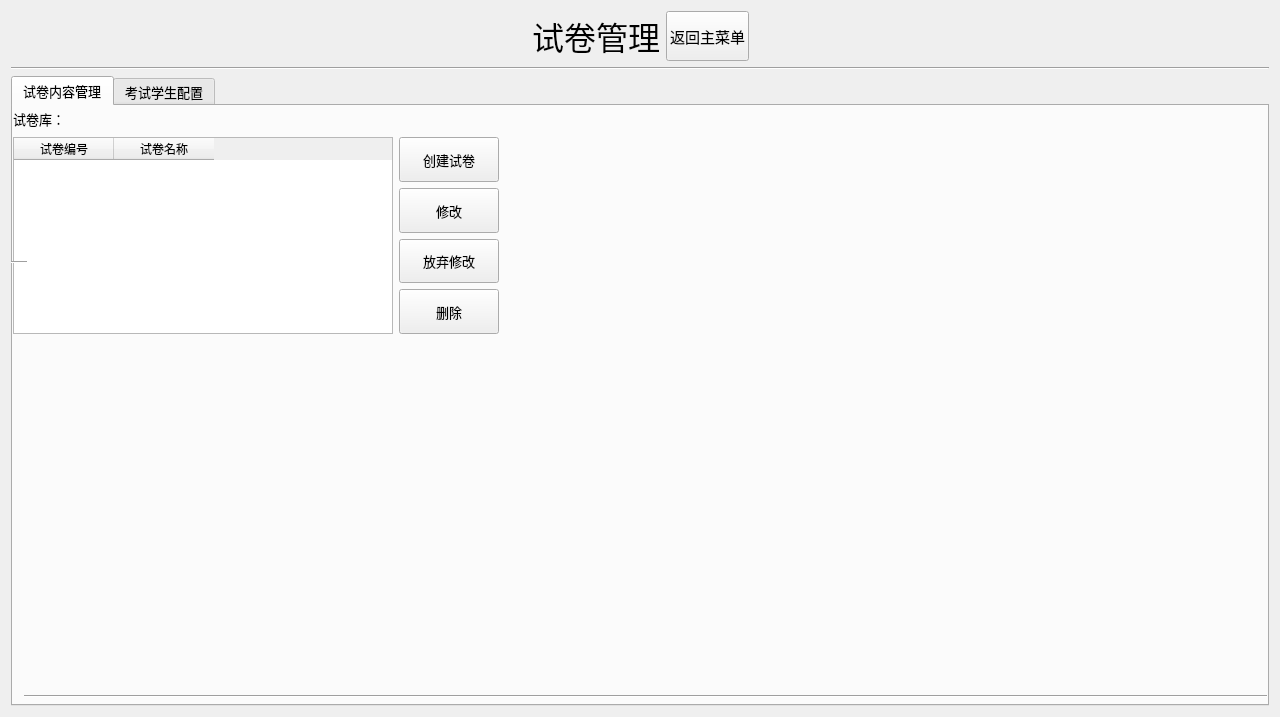
The window that server/papermanage.ui (AlanForeverAi/Exams) describes before a commit, drawn with Qt 5.
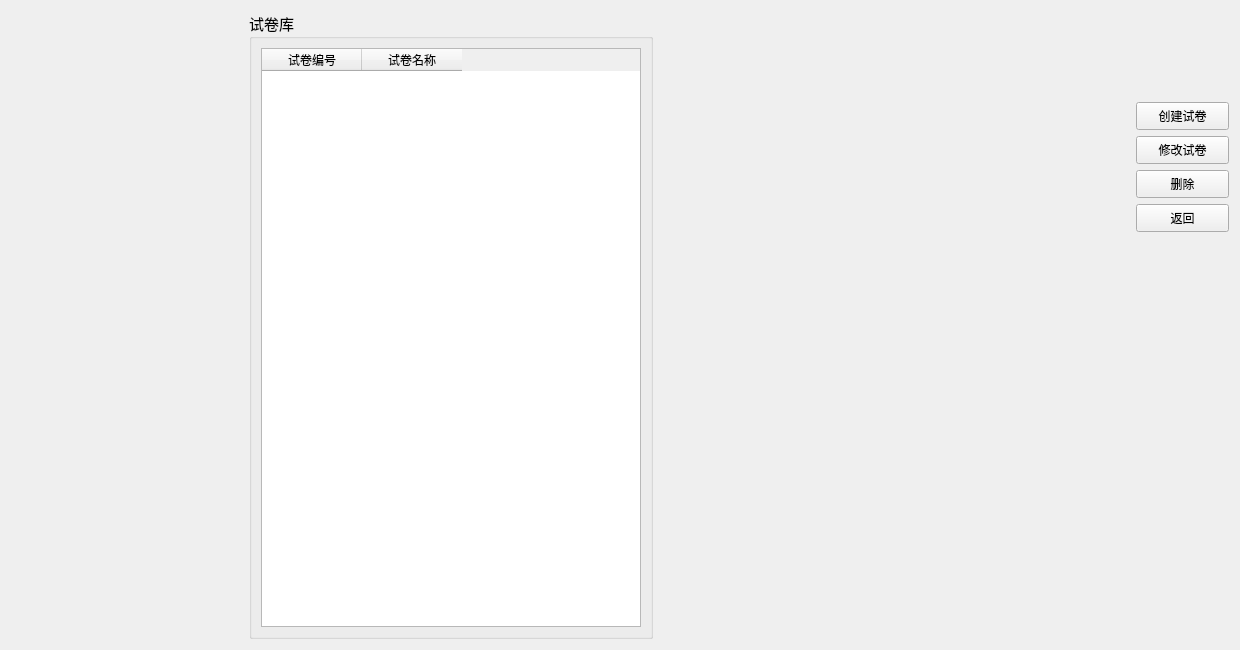
The same window after the commit.

Commit message: 修改界面。。。。。

Patch:
```diff
--- a/server/papermanage.ui
+++ b/server/papermanage.ui
@@ -6,14 +6,20 @@
    <rect>
     <x>0</x>
     <y>0</y>
-    <width>1280</width>
-    <height>717</height>
+    <width>1240</width>
+    <height>650</height>
    </rect>
   </property>
   <property name="minimumSize">
    <size>
-    <width>1280</width>
-    <height>670</height>
+    <width>1240</width>
+    <height>650</height>
+   </size>
+  </property>
+  <property name="maximumSize">
+   <size>
+    <width>1240</width>
+    <height>650</height>
    </size>
   </property>
   <property name="font">
@@ -26,55 +32,216 @@
    <string>出卷界面</string>
   </property>
   <layout class="QGridLayout" name="gridLayout">
+   <item row="0" column="5">
+    <spacer name="horizontalSpacer_4">
+     <property name="orientation">
+      <enum>Qt::Horizontal</enum>
+     </property>
+     <property name="sizeHint" stdset="0">
+      <size>
+       <width>108</width>
+       <height>20</height>
+      </size>
+     </property>
+    </spacer>
+   </item>
+   <item row="0" column="6">
+    <spacer name="horizontalSpacer_5">
+     <property name="orientation">
+      <enum>Qt::Horizontal</enum>
+     </property>
+     <property name="sizeHint" stdset="0">
+      <size>
+       <width>109</width>
+       <height>20</height>
+      </size>
+     </property>
+    </spacer>
+   </item>
    <item row="0" column="0">
-    <layout class="QHBoxLayout" name="horizontalLayout_17">
+    <spacer name="horizontalSpacer">
+     <property name="orientation">
+      <enum>Qt::Horizontal</enum>
+     </property>
+     <property name="sizeHint" stdset="0">
+      <size>
+       <width>109</width>
+       <height>20</height>
+      </size>
+     </property>
+    </spacer>
+   </item>
+   <item row="0" column="4">
+    <spacer name="horizontalSpacer_3">
+     <property name="orientation">
+      <enum>Qt::Horizontal</enum>
+     </property>
+     <property name="sizeHint" stdset="0">
+      <size>
+       <width>109</width>
+       <height>20</height>
+      </size>
+     </property>
+    </spacer>
+   </item>
+   <item row="0" column="1">
+    <spacer name="horizontalSpacer_2">
+     <property name="orientation">
+      <enum>Qt::Horizontal</enum>
+     </property>
+     <property name="sizeHint" stdset="0">
+      <size>
+       <width>108</width>
+       <height>20</height>
+      </size>
+     </property>
+    </spacer>
+   </item>
+   <item row="0" column="7">
+    <layout class="QVBoxLayout" name="verticalLayout">
      <item>
-      <spacer name="horizontalSpacer_8">
+      <spacer name="verticalSpacer">
        <property name="orientation">
-        <enum>Qt::Horizontal</enum>
+        <enum>Qt::Vertical</enum>
        </property>
        <property name="sizeHint" stdset="0">
         <size>
-         <width>40</width>
-         <height>20</height>
+         <width>20</width>
+         <height>40</height>
         </size>
        </property>
       </spacer>
      </item>
      <item>
-      <widget class="QLabel" name="label_2">
+      <spacer name="verticalSpacer_2">
+       <property name="orientation">
+        <enum>Qt::Vertical</enum>
+       </property>
+       <property name="sizeHint" stdset="0">
+        <size>
+         <width>20</width>
+         <height>40</height>
+        </size>
+       </property>
+      </spacer>
+     </item>
+     <item>
+      <widget class="QPushButton" name="pushButton_AddorMoidfy">
+       <property name="sizePolicy">
+        <sizepolicy hsizetype="Minimum" vsizetype="Expanding">
+         <horstretch>0</horstretch>
+         <verstretch>0</verstretch>
+        </sizepolicy>
+       </property>
+       <property name="minimumSize">
+        <size>
+         <width>93</width>
+         <height>28</height>
+        </size>
+       </property>
+       <property name="maximumSize">
+        <size>
+         <width>93</width>
+         <height>28</height>
+        </size>
+       </property>
        <property name="font">
         <font>
-         <family>微软雅黑</family>
-         <pointsize>24</pointsize>
+         <family>SimSun-ExtB</family>
+         <pointsize>9</pointsize>
         </font>
        </property>
        <property name="text">
-        <string>试卷管理</string>
+        <string>创建试卷</string>
        </property>
-       <property name="alignment">
-        <set>Qt::AlignCenter</set>
+      </widget>
+     </item>
+     <item>
+      <widget class="QPushButton" name="pushButton_tomodify">
+       <property name="sizePolicy">
+        <sizepolicy hsizetype="Minimum" vsizetype="Expanding">
+         <horstretch>0</horstretch>
+         <verstretch>0</verstretch>
+        </sizepolicy>
+       </property>
+       <property name="minimumSize">
+        <size>
+         <width>93</width>
+         <height>28</height>
+        </size>
+       </property>
+       <property name="maximumSize">
+        <size>
+         <width>93</width>
+         <height>28</height>
+        </size>
+       </property>
+       <property name="font">
+        <font>
+         <family>SimSun-ExtB</family>
+         <pointsize>9</pointsize>
+        </font>
+       </property>
+       <property name="text">
+        <string>修改试卷</string>
+       </property>
+      </widget>
+     </item>
+     <item>
+      <widget class="QPushButton" name="pushButton_delete">
+       <property name="sizePolicy">
+        <sizepolicy hsizetype="Minimum" vsizetype="Expanding">
+         <horstretch>0</horstretch>
+         <verstretch>0</verstretch>
+        </sizepolicy>
+       </property>
+       <property name="minimumSize">
+        <size>
+         <width>93</width>
+         <height>28</height>
+        </size>
+       </property>
+       <property name="maximumSize">
+        <size>
+         <width>93</width>
+         <height>28</height>
+        </size>
+       </property>
+       <property name="font">
+        <font>
+         <family>SimSun-ExtB</family>
+         <pointsize>9</pointsize>
+        </font>
+       </property>
+       <property name="text">
+        <string>删除</string>
        </property>
       </widget>
      </item>
      <item>
       <widget class="QPushButton" name="pushButton_back">
+       <property name="sizePolicy">
+        <sizepolicy hsizetype="Fixed" vsizetype="Fixed">
+         <horstretch>0</horstretch>
+         <verstretch>0</verstretch>
+        </sizepolicy>
+       </property>
        <property name="minimumSize">
         <size>
-         <width>83</width>
-         <height>50</height>
+         <width>93</width>
+         <height>28</height>
         </size>
        </property>
        <property name="maximumSize">
         <size>
-         <width>16777215</width>
-         <height>1111</height>
+         <width>93</width>
+         <height>28</height>
         </size>
        </property>
        <property name="font">
         <font>
-         <family>微软雅黑</family>
-         <pointsize>11</pointsize>
+         <family>SimSun-ExtB</family>
+         <pointsize>9</pointsize>
          <weight>50</weight>
          <italic>false</italic>
          <bold>false</bold>
@@ -86,224 +253,190 @@
         <enum>Qt::RightToLeft</enum>
        </property>
        <property name="text">
-        <string>返回主菜单</string>
+        <string>返回</string>
        </property>
       </widget>
      </item>
      <item>
-      <spacer name="horizontalSpacer_5">
+      <spacer name="verticalSpacer_3">
        <property name="orientation">
-        <enum>Qt::Horizontal</enum>
+        <enum>Qt::Vertical</enum>
        </property>
        <property name="sizeHint" stdset="0">
         <size>
-         <width>40</width>
-         <height>20</height>
+         <width>20</width>
+         <height>40</height>
+        </size>
+       </property>
+      </spacer>
+     </item>
+     <item>
+      <spacer name="verticalSpacer_4">
+       <property name="orientation">
+        <enum>Qt::Vertical</enum>
+       </property>
+       <property name="sizeHint" stdset="0">
+        <size>
+         <width>20</width>
+         <height>40</height>
+        </size>
+       </property>
+      </spacer>
+     </item>
+     <item>
+      <spacer name="verticalSpacer_5">
+       <property name="orientation">
+        <enum>Qt::Vertical</enum>
+       </property>
+       <property name="sizeHint" stdset="0">
+        <size>
+         <width>20</width>
+         <height>40</height>
+        </size>
+       </property>
+      </spacer>
+     </item>
+     <item>
+      <spacer name="verticalSpacer_8">
+       <property name="orientation">
+        <enum>Qt::Vertical</enum>
+       </property>
+       <property name="sizeHint" stdset="0">
+        <size>
+         <width>20</width>
+         <height>40</height>
+        </size>
+       </property>
+      </spacer>
+     </item>
+     <item>
+      <spacer name="verticalSpacer_7">
+       <property name="orientation">
+        <enum>Qt::Vertical</enum>
+       </property>
+       <property name="sizeHint" stdset="0">
+        <size>
+         <width>20</width>
+         <height>40</height>
+        </size>
+       </property>
+      </spacer>
+     </item>
+     <item>
+      <spacer name="verticalSpacer_11">
+       <property name="orientation">
+        <enum>Qt::Vertical</enum>
+       </property>
+       <property name="sizeHint" stdset="0">
+        <size>
+         <width>20</width>
+         <height>40</height>
+        </size>
+       </property>
+      </spacer>
+     </item>
+     <item>
+      <spacer name="verticalSpacer_9">
+       <property name="orientation">
+        <enum>Qt::Vertical</enum>
+       </property>
+       <property name="sizeHint" stdset="0">
+        <size>
+         <width>20</width>
+         <height>40</height>
+        </size>
+       </property>
+      </spacer>
+     </item>
+     <item>
+      <spacer name="verticalSpacer_10">
+       <property name="orientation">
+        <enum>Qt::Vertical</enum>
+       </property>
+       <property name="sizeHint" stdset="0">
+        <size>
+         <width>20</width>
+         <height>40</height>
+        </size>
+       </property>
+      </spacer>
+     </item>
+     <item>
+      <spacer name="verticalSpacer_6">
+       <property name="orientation">
+        <enum>Qt::Vertical</enum>
+       </property>
+       <property name="sizeHint" stdset="0">
+        <size>
+         <width>20</width>
+         <height>40</height>
         </size>
        </property>
       </spacer>
      </item>
     </layout>
    </item>
-   <item row="1" column="0">
-    <widget class="Line" name="line_4">
+   <item row="0" column="2">
+    <widget class="QGroupBox" name="groupBox">
+     <property name="title">
+      <string>试卷库</string>
+     </property>
+     <layout class="QHBoxLayout" name="horizontalLayout">
+      <item>
+       <widget class="QTableWidget" name="table_allpaper">
+        <property name="sizePolicy">
+         <sizepolicy hsizetype="Preferred" vsizetype="Preferred">
+          <horstretch>0</horstretch>
+          <verstretch>0</verstretch>
+         </sizepolicy>
+        </property>
+        <property name="minimumSize">
+         <size>
+          <width>380</width>
+          <height>150</height>
+         </size>
+        </property>
+        <property name="font">
+         <font>
+          <family>宋体</family>
+          <pointsize>9</pointsize>
+         </font>
+        </property>
+        <property name="toolTip">
+         <string>储存试卷的试卷库</string>
+        </property>
+        <property name="editTriggers">
+         <set>QAbstractItemView::NoEditTriggers</set>
+        </property>
+        <column>
+         <property name="text">
+          <string>试卷编号</string>
+         </property>
+        </column>
+        <column>
+         <property name="text">
+          <string>试卷名称</string>
+         </property>
+        </column>
+       </widget>
+      </item>
+     </layout>
+    </widget>
+   </item>
+   <item row="0" column="3">
+    <spacer name="horizontalSpacer_6">
      <property name="orientation">
       <enum>Qt::Horizontal</enum>
      </property>
-    </widget>
-   </item>
-   <item row="2" column="0">
-    <widget class="QTabWidget" name="tabWidget_main">
-     <property name="font">
-      <font>
-       <family>微软雅黑</family>
-       <pointsize>10</pointsize>
-      </font>
+     <property name="sizeHint" stdset="0">
+      <size>
+       <width>40</width>
+       <height>20</height>
+      </size>
      </property>
-     <property name="toolTip">
-      <string>&lt;!DOCTYPE HTML PUBLIC &quot;-//W3C//DTD HTML 4.0//EN&quot; &quot;http://www.w3.org/TR/REC-html40/strict.dtd&quot;&gt;
-&lt;html&gt;&lt;head&gt;&lt;meta name=&quot;qrichtext&quot; content=&quot;1&quot; /&gt;&lt;style type=&quot;text/css&quot;&gt;
-p, li { white-space: pre-wrap; }
-&lt;/style&gt;&lt;/head&gt;&lt;body style=&quot; font-family:'微软雅黑'; font-size:10pt; font-weight:400; font-style:normal;&quot;&gt;
-&lt;p style=&quot; margin-top:0px; margin-bottom:0px; margin-left:0px; margin-right:0px; -qt-block-indent:0; text-indent:0px;&quot;&gt;为考试安排考生名单&lt;/p&gt;&lt;/body&gt;&lt;/html&gt;</string>
-     </property>
-     <property name="currentIndex">
-      <number>0</number>
-     </property>
-     <widget class="QWidget" name="tab_3">
-      <attribute name="title">
-       <string>试卷内容管理</string>
-      </attribute>
-      <widget class="Line" name="line_3">
-       <property name="geometry">
-        <rect>
-         <x>11</x>
-         <y>582</y>
-         <width>1256</width>
-         <height>16</height>
-        </rect>
-       </property>
-       <property name="sizePolicy">
-        <sizepolicy hsizetype="Expanding" vsizetype="Fixed">
-         <horstretch>0</horstretch>
-         <verstretch>0</verstretch>
-        </sizepolicy>
-       </property>
-       <property name="orientation">
-        <enum>Qt::Horizontal</enum>
-       </property>
-      </widget>
-      <widget class="QWidget" name="layoutWidget">
-       <property name="geometry">
-        <rect>
-         <x>0</x>
-         <y>0</y>
-         <width>486</width>
-         <height>228</height>
-        </rect>
-       </property>
-       <layout class="QVBoxLayout" name="verticalLayout_8">
-        <item>
-         <widget class="QLabel" name="label_3">
-          <property name="sizePolicy">
-           <sizepolicy hsizetype="Preferred" vsizetype="Fixed">
-            <horstretch>0</horstretch>
-            <verstretch>0</verstretch>
-           </sizepolicy>
-          </property>
-          <property name="minimumSize">
-           <size>
-            <width>0</width>
-            <height>25</height>
-           </size>
-          </property>
-          <property name="text">
-           <string>试卷库：</string>
-          </property>
-         </widget>
-        </item>
-        <item>
-         <layout class="QHBoxLayout" name="horizontalLayout_18">
-          <item>
-           <widget class="QTableWidget" name="table_allpaper">
-            <property name="sizePolicy">
-             <sizepolicy hsizetype="Preferred" vsizetype="Preferred">
-              <horstretch>0</horstretch>
-              <verstretch>0</verstretch>
-             </sizepolicy>
-            </property>
-            <property name="minimumSize">
-             <size>
-              <width>380</width>
-              <height>150</height>
-             </size>
-            </property>
-            <property name="font">
-             <font>
-              <family>宋体</family>
-              <pointsize>9</pointsize>
-             </font>
-            </property>
-            <property name="toolTip">
-             <string>储存试卷的试卷库</string>
-            </property>
-            <property name="editTriggers">
-             <set>QAbstractItemView::NoEditTriggers</set>
-            </property>
-            <column>
-             <property name="text">
-              <string>试卷编号</string>
-             </property>
-            </column>
-            <column>
-             <property name="text">
-              <string>试卷名称</string>
-             </property>
-            </column>
-           </widget>
-          </item>
-          <item>
-           <layout class="QVBoxLayout" name="verticalLayout_14">
-            <item>
-             <widget class="QPushButton" name="pushButton_AddorMoidfy">
-              <property name="sizePolicy">
-               <sizepolicy hsizetype="Minimum" vsizetype="Expanding">
-                <horstretch>0</horstretch>
-                <verstretch>0</verstretch>
-               </sizepolicy>
-              </property>
-              <property name="text">
-               <string>创建试卷</string>
-              </property>
-             </widget>
-            </item>
-            <item>
-             <widget class="QPushButton" name="pushButton_tomodify">
-              <property name="sizePolicy">
-               <sizepolicy hsizetype="Minimum" vsizetype="Expanding">
-                <horstretch>0</horstretch>
-                <verstretch>0</verstretch>
-               </sizepolicy>
-              </property>
-              <property name="text">
-               <string>修改</string>
-              </property>
-             </widget>
-            </item>
-            <item>
-             <widget class="QPushButton" name="pushButton_unmodify">
-              <property name="sizePolicy">
-               <sizepolicy hsizetype="Minimum" vsizetype="Expanding">
-                <horstretch>0</horstretch>
-                <verstretch>0</verstretch>
-               </sizepolicy>
-              </property>
-              <property name="text">
-               <string>放弃修改</string>
-              </property>
-             </widget>
-            </item>
-            <item>
-             <widget class="QPushButton" name="pushButton_delete">
-              <property name="sizePolicy">
-               <sizepolicy hsizetype="Minimum" vsizetype="Expanding">
-                <horstretch>0</horstretch>
-                <verstretch>0</verstretch>
-               </sizepolicy>
-              </property>
-              <property name="text">
-               <string>删除</string>
-              </property>
-             </widget>
-            </item>
-           </layout>
-          </item>
-         </layout>
-        </item>
-       </layout>
-      </widget>
-     </widget>
-     <widget class="QWidget" name="tab_4">
-      <attribute name="title">
-       <string>考试学生配置</string>
-      </attribute>
-     </widget>
-    </widget>
+    </spacer>
    </item>
   </layout>
-  <widget class="Line" name="line_6">
-   <property name="geometry">
-    <rect>
-     <x>11</x>
-     <y>254</y>
-     <width>16</width>
-     <height>16</height>
-    </rect>
-   </property>
-   <property name="orientation">
-    <enum>Qt::Horizontal</enum>
-   </property>
-  </widget>
  </widget>
  <resources/>
  <connections/>
```
The commit also changes 17 other files.
